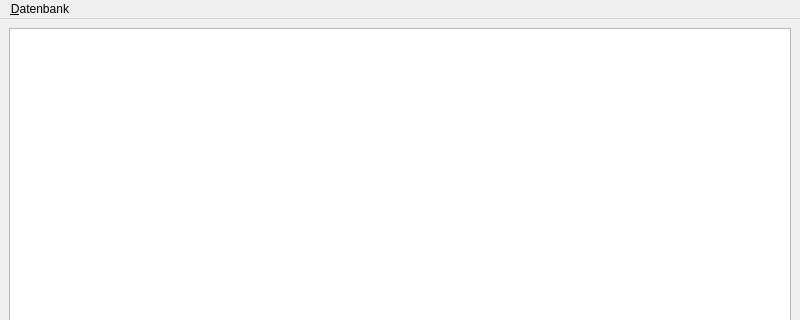
The window that src/gui/windows/ObjectListWindowBase.ui (startkladde/startkladde) describes before a commit, drawn with Qt 5; both pictures show x 0 to 800 and y 0 to 320 of the 800 by 600 pixel window.
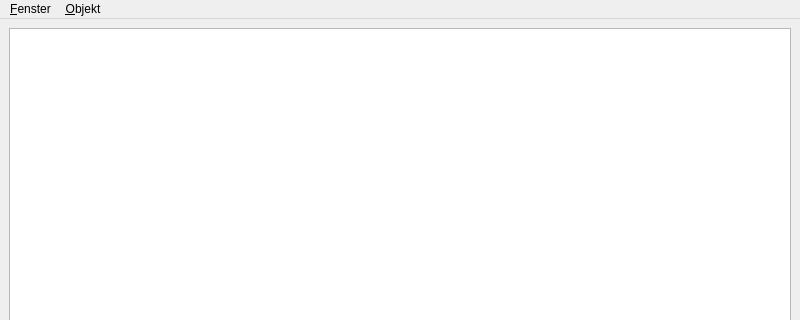
The same window after the commit. Custom widgets are drawn as their Qt base class.

Commit message: Custom menus and context menus for ObjectListWindow subclasses

```diff
--- a/src/gui/windows/ObjectListWindowBase.ui
+++ b/src/gui/windows/ObjectListWindowBase.ui
@@ -70,19 +70,25 @@
      <height>27</height>
     </rect>
    </property>
-   <widget class="QMenu" name="menu_Datenbank">
+   <widget class="QMenu" name="menuObject">
     <property name="title">
-     <string>&amp;Datenbank</string>
+     <string>&amp;Objekt</string>
     </property>
     <addaction name="actionNew"/>
     <addaction name="actionDelete"/>
     <addaction name="actionEdit"/>
     <addaction name="separator"/>
+   </widget>
+   <widget class="QMenu" name="menuWindow">
+    <property name="title">
+     <string>&amp;Fenster</string>
+    </property>
     <addaction name="actionRefresh"/>
     <addaction name="separator"/>
     <addaction name="actionClose"/>
    </widget>
-   <addaction name="menu_Datenbank"/>
+   <addaction name="menuWindow"/>
+   <addaction name="menuObject"/>
   </widget>
   <action name="actionNew">
    <property name="text">
```
Left out of the diff: 1 changed line with no effect on the pictures. The commit also changes 8 other files.
